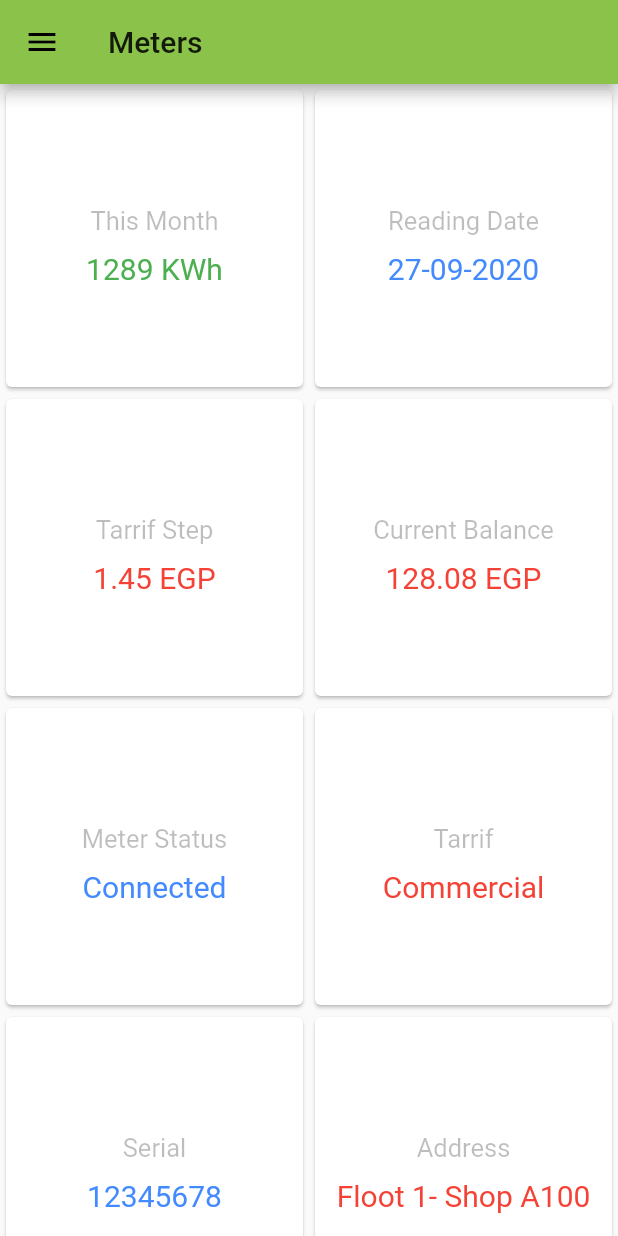
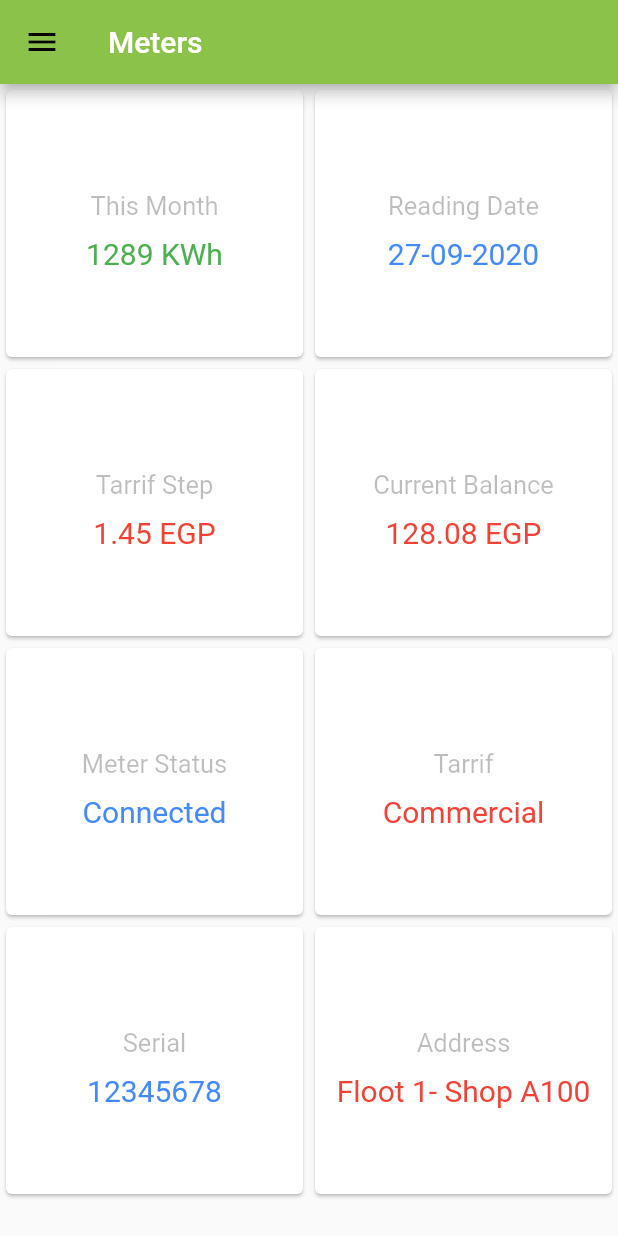
Before and after one commit to ikarimmagdy/IntroEnergy, a Flutter app: the IEMetersPage screen opened by its route, on a phone screen of 412 x 824 dp. Run offline on Flutter 3.47's test engine with Material 2 defaults, Android fonts, the phone set to English and light mode, and no system bars; our stand-ins replace google_fonts; network calls fail.

Commit message:
Design Adjust

```diff
--- a/lib/main.dart
+++ b/lib/main.dart
@@ -7,6 +7,7 @@ import 'package:intro_energy/ui/screens/login/IELoginPage.dart';
 import 'package:intro_energy/ui/screens/meters/IEMetersPage.dart';
 import 'package:intro_energy/ui/screens/payment/IEPaymentsPage.dart';
 import 'package:intro_energy/ui/screens/splash/IESplashPage.dart';
+import 'package:intro_energy/ui/screens/support/IESupportPage.dart';
 
 void main() {
   runApp(MyApp());
@@ -31,6 +32,7 @@ class MyApp extends StatelessWidget {
         Routes.history: (context) => IEHistoryPage(),
         Routes.splash: (context) => IESplashPage(),
         Routes.login: (context) => IELoginPage(),
+        Routes.support: (context) => IESupportPage(),
       },
     );
   }
--- a/lib/routes/routes.dart
+++ b/lib/routes/routes.dart
@@ -5,6 +5,7 @@ import 'package:intro_energy/ui/screens/login/IELoginPage.dart';
 import 'package:intro_energy/ui/screens/meters/IEMetersPage.dart';
 import 'package:intro_energy/ui/screens/payment/IEPaymentsPage.dart';
 import 'package:intro_energy/ui/screens/splash/IESplashPage.dart';
+import 'package:intro_energy/ui/screens/support/IESupportPage.dart';
 
 class Routes {
   static const String dashboard = IEDashboardPage.routeName;
@@ -14,4 +15,5 @@ class Routes {
   static const String history = IEHistoryPage.routeName;
   static const String splash = IESplashPage.routeName;
   static const String login = IELoginPage.routeName;
+  static const String support = IESupportPage.routeName;
 }
--- a/lib/ui/screens/consumtions/IEConsumptionsPage.dart
+++ b/lib/ui/screens/consumtions/IEConsumptionsPage.dart
@@ -15,7 +15,7 @@ class _IEConsumptionsState extends State<IEConsumptionsPage> {
   Widget build(BuildContext context) {
     return new Scaffold(
         appBar: AppBar(
-          title: Text("Consumptions"),
+          title: Text("Consumptions",style: TextStyle(color: Colors.white)),
         ),
         drawer: IESideMenu(),
         body: Padding(padding: EdgeInsets.all(10), child: _createList()));
--- a/lib/ui/screens/dashboard/IESideMenu.dart
+++ b/lib/ui/screens/dashboard/IESideMenu.dart
@@ -35,7 +35,8 @@ class IESideMenu extends StatelessWidget {
               text: 'History',
               onTap: () =>
                   Navigator.pushReplacementNamed(context, Routes.history)),
-          _createDrawerItem(icon: Icons.account_box, text: 'Support'),
+          _createDrawerItem(icon: Icons.account_box, text: 'Support',onTap: () =>
+              Navigator.pushReplacementNamed(context, Routes.support)),
           Divider(),
           ListTile(
             title: Text('Version - 0.0.1'),
--- a/lib/ui/screens/history/IEHistoryPage.dart
+++ b/lib/ui/screens/history/IEHistoryPage.dart
@@ -16,7 +16,7 @@ class _IEHistoryPageState extends State<IEHistoryPage> {
   Widget build(BuildContext context) {
     return new Scaffold(
         appBar: AppBar(
-          title: Text("History"),
+          title: Text("History",style: TextStyle(color: Colors.white)),
         ),
         drawer: IESideMenu(),
         body: Center(child: Text("Events")));
--- a/lib/ui/screens/meters/IEMetersPage.dart
+++ b/lib/ui/screens/meters/IEMetersPage.dart
@@ -15,12 +15,23 @@ class IEMetersPage extends StatefulWidget {
 class _IEMetersPageState extends State<IEMetersPage> {
   @override
   Widget build(BuildContext context) {
+    var size = MediaQuery.of(context).size;
+
+    /*24 is for notification bar on Android*/
+    final double itemHeight = (size.height - kToolbarHeight - 24) / 4;
+    final double itemWidth = size.width / 2;
+
     return new Scaffold(
         appBar: AppBar(
-          title: Text("Meters"),
+          title: Text("Meters",style: TextStyle(color: Colors.white)),
         ),
         drawer: IESideMenu(),
-        body: GridView.count(
+        body: Column(
+          children: [
+            //_buildIcon(),
+            Expanded(
+            child: GridView.count(
+              childAspectRatio: (itemWidth / itemHeight),
               crossAxisCount: 2 ,
               children: [
                 _buildCard("This Month","1289 KWh" ,Colors.green ),
@@ -32,12 +43,14 @@ class _IEMetersPageState extends State<IEMetersPage> {
                 _buildCard("Serial","12345678" ,Colors.blueAccent ),
                 _buildCard("Address","Floot 1- Shop A100" ,Colors.red ),
               ],
-        ));
+            ),
+          ),
+        ]));
   }
   Widget _buildCard(String title,String value,Color color){
-    return SizedBox(
-      width: 300,
-      height: 300,
+    return Container(
+      width: 150,
+      height: 150,
       child: Card(
         child: Column(
           mainAxisAlignment: MainAxisAlignment.center,
@@ -52,7 +65,7 @@ class _IEMetersPageState extends State<IEMetersPage> {
   }
 
   Widget _buildIcon(){
-    return Icon(Icons.ac_unit);
+    return Icon(Icons.ac_unit,size: 50,);
   }
 
 }
--- a/lib/ui/screens/payment/IEPaymentsPage.dart
+++ b/lib/ui/screens/payment/IEPaymentsPage.dart
@@ -16,7 +16,7 @@ class _IEPaymentPageState extends State<IEPaymentsPage> {
   Widget build(BuildContext context) {
     return new Scaffold(
         appBar: AppBar(
-          title: Text("Payments"),
+          title: Text("Payments",style: TextStyle(color: Colors.white)),
         ),
         drawer: IESideMenu(),
         body: Center(child: Text("Events")));
```
Also changed, not shown: lib/ui/screens/dashboard/IEDashboardPage.dart (+24 -20 lines), lib/ui/screens/support/IESupportPage.dart (added, +121 -0 lines). Lines whose indentation alone changed are shown as unchanged.
